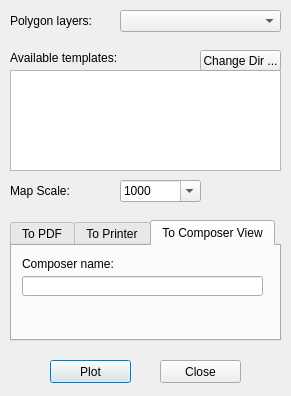
The window that batch_plotting.ui (zsiki/ls) describes before a commit, drawn with Qt 5.
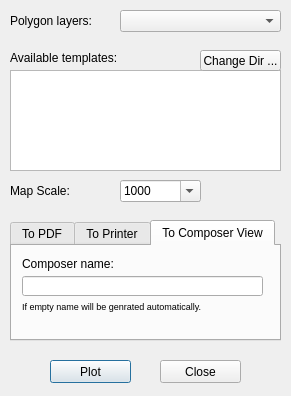
The same window after the commit. The open tabs and pages were chosen to show the change.

Diff of the .ui file:
```diff
--- a/batch_plotting.ui
+++ b/batch_plotting.ui
@@ -302,6 +302,25 @@
       </rect>
      </property>
     </widget>
+    <widget class="QLabel" name="ComposerEmptyLabel">
+     <property name="geometry">
+      <rect>
+       <x>10</x>
+       <y>50</y>
+       <width>241</width>
+       <height>21</height>
+      </rect>
+     </property>
+     <property name="font">
+      <font>
+       <pointsize>7</pointsize>
+       <strikeout>false</strikeout>
+      </font>
+     </property>
+     <property name="text">
+      <string>If empty name will be genrated automatically.</string>
+     </property>
+    </widget>
    </widget>
   </widget>
  </widget>
```
Left out of the diff: 2 changed lines with no effect on the pictures.
